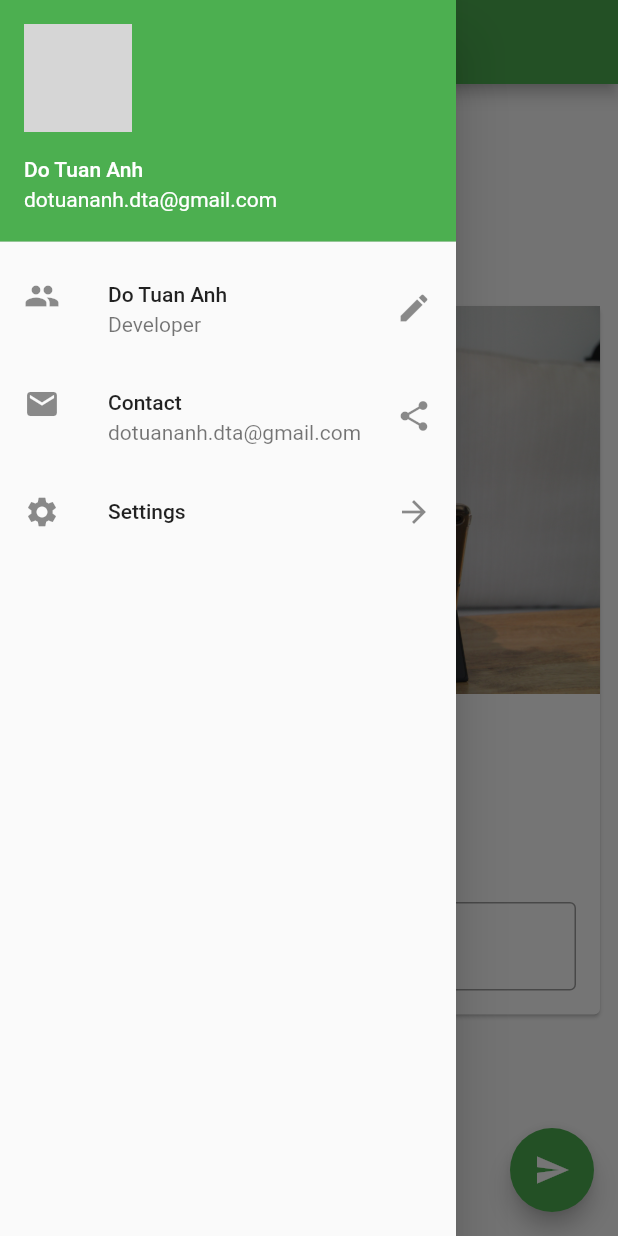
After one commit to anhtuan23/fluter_awesome_app, a Flutter app: the screen it shows after launch, with the side drawer open, on a phone screen of 412 x 824 dp. The commit adds this screen. Run offline on Flutter 3.47's test engine with Material 2 defaults, Android fonts, the phone set to English and light mode, and no system bars; network calls fail; grey boxes are pictures that could not be loaded.

Commit message:
chapter5 completed

```diff
--- a/lib/main.dart
+++ b/lib/main.dart
@@ -1,114 +1,21 @@
+import 'package:awesome_app/pages/home_page.dart';
 import 'package:flutter/material.dart';
 
 void main() {
-  runApp(MaterialApp(
-    home: HomePage(),
-    theme: ThemeData(primarySwatch: Colors.green),
-  ));
+  runApp(MyApp());
 }
 
-class HomePage extends StatefulWidget {
-  @override
-  _HomePageState createState() => _HomePageState();
-}
-
-class _HomePageState extends State<HomePage> {
-  var myText = 'My name';
-  TextEditingController _textEditingController = TextEditingController();
-
-  @override
-  void initState() {
-    super.initState();
-  }
-
-  @override
-  void dispose() {
-    super.dispose();
-  }
+class MyApp extends StatelessWidget {
+  const MyApp({
+    Key key,
+  }) : super(key: key);
 
   @override
   Widget build(BuildContext context) {
-    return Scaffold(
-      appBar: AppBar(
-        title: Text("Awesome App"),
-      ),
-      drawer: Drawer(
-        child: ListView(
-          padding: const EdgeInsets.all(0),
-          children: <Widget>[
-            UserAccountsDrawerHeader(
-              accountName: Text('Do Tuan Anh'),
-              accountEmail: Text('dotuananh.dta@gmail.com'),
-              currentAccountPicture: CircleAvatar(
-                backgroundImage: NetworkImage(
-                    "https://images.unsplash.com/photo-1587613755309-e8293efe70f3?ixlib=rb-1.2.1&ixid=eyJhcHBfaWQiOjEyMDd9&auto=format&fit=crop&w=675&q=80"),
-              ),
-            ),
-            ListTile(
-              leading: Icon(Icons.people),
-              title: Text('Do Tuan Anh'),
-              subtitle: Text('Developer'),
-              trailing: Icon(Icons.edit),
-            ),
-            ListTile(
-              leading: Icon(Icons.email),
-              title: Text('Contact'),
-              subtitle: Text('dotuananh.dta@gmail.com'),
-              trailing: Icon(Icons.share),
-            ),
-            ListTile(
-              leading: Icon(Icons.settings),
-              title: Text('Settings'),
-              trailing: Icon(Icons.arrow_forward),
-            )
-          ],
-        ),
-      ),
-      body: Center(
-        child: Padding(
-          padding: const EdgeInsets.all(8.0),
-          child: SingleChildScrollView(
-            child: Card(
-              child: Column(
-                children: <Widget>[
-                  Image.asset(
-                    'assets/bg.jpg',
-                  ),
-                  SizedBox(
-                    height: 50,
-                  ),
-                  Text(
-                    myText,
-                    style: TextStyle(
-                      fontSize: 20,
-                      fontWeight: FontWeight.bold,
-                    ),
-                  ),
-                  SizedBox(
-                    height: 50,
-                  ),
-                  Padding(
-                    padding: const EdgeInsets.all(16.0),
-                    child: TextField(
-                      controller: _textEditingController,
-                      decoration: InputDecoration(
-                          border: OutlineInputBorder(),
-                          hintText: "Enter your name",
-                          labelText: "Name"),
-                    ),
-                  )
-                ],
-              ),
-            ),
-          ),
-        ),
-      ),
-      floatingActionButton: FloatingActionButton(
-        onPressed: () {
-          myText = _textEditingController.text;
-          setState(() {});
-        },
-        child: Icon(Icons.send),
+    return MaterialApp(
+      home: HomePage(),
+      theme: ThemeData(
+        primarySwatch: Colors.green,
       ),
     );
   }
--- /dev/null
+++ b/lib/my_card.dart
@@ -0,0 +1,49 @@
+import 'package:flutter/material.dart';
+
+class MyCard extends StatelessWidget {
+  const MyCard({
+    Key key,
+    @required this.myText,
+    @required TextEditingController textEditingController,
+  })  : _textEditingController = textEditingController,
+        super(key: key);
+
+  final String myText;
+  final TextEditingController _textEditingController;
+
+  @override
+  Widget build(BuildContext context) {
+    return Card(
+      child: Column(
+        children: <Widget>[
+          Image.asset(
+            'assets/bg.jpg',
+          ),
+          SizedBox(
+            height: 50,
+          ),
+          Text(
+            myText,
+            style: TextStyle(
+              fontSize: 20,
+              fontWeight: FontWeight.bold,
+            ),
+          ),
+          SizedBox(
+            height: 50,
+          ),
+          Padding(
+            padding: const EdgeInsets.all(16.0),
+            child: TextField(
+              controller: _textEditingController,
+              decoration: InputDecoration(
+                  border: OutlineInputBorder(),
+                  hintText: "Enter your name",
+                  labelText: "Name"),
+            ),
+          )
+        ],
+      ),
+    );
+  }
+}
--- /dev/null
+++ b/lib/my_drawer.dart
@@ -0,0 +1,43 @@
+import 'package:flutter/material.dart';
+
+class MyDrawer extends StatelessWidget {
+  const MyDrawer({
+    Key key,
+  }) : super(key: key);
+
+  @override
+  Widget build(BuildContext context) {
+    return Drawer(
+      child: ListView(
+        padding: const EdgeInsets.all(0),
+        children: <Widget>[
+          UserAccountsDrawerHeader(
+            accountName: Text('Do Tuan Anh'),
+            accountEmail: Text('dotuananh.dta@gmail.com'),
+            currentAccountPicture: CircleAvatar(
+              backgroundImage: NetworkImage(
+                  "https://images.unsplash.com/photo-1587613755309-e8293efe70f3?ixlib=rb-1.2.1&ixid=eyJhcHBfaWQiOjEyMDd9&auto=format&fit=crop&w=675&q=80"),
+            ),
+          ),
+          ListTile(
+            leading: Icon(Icons.people),
+            title: Text('Do Tuan Anh'),
+            subtitle: Text('Developer'),
+            trailing: Icon(Icons.edit),
+          ),
+          ListTile(
+            leading: Icon(Icons.email),
+            title: Text('Contact'),
+            subtitle: Text('dotuananh.dta@gmail.com'),
+            trailing: Icon(Icons.share),
+          ),
+          ListTile(
+            leading: Icon(Icons.settings),
+            title: Text('Settings'),
+            trailing: Icon(Icons.arrow_forward),
+          )
+        ],
+      ),
+    );
+  }
+}
--- /dev/null
+++ b/lib/pages/home_page.dart
@@ -0,0 +1,91 @@
+import 'package:awesome_app/main.dart';
+import 'package:awesome_app/my_drawer.dart';
+import 'package:flutter/material.dart';
+
+import '../my_card.dart';
+
+
+class HomePage extends StatefulWidget {
+  @override
+  _HomePageState createState() => _HomePageState();
+}
+
+class _HomePageState extends State<HomePage> {
+  var myText = 'My name';
+  TextEditingController _textEditingController = TextEditingController();
+
+  @override
+  void initState() {
+    super.initState();
+  }
+
+  @override
+  void dispose() {
+    super.dispose();
+  }
+
+  @override
+  Widget build(BuildContext context) {
+    return Scaffold(
+      appBar: AppBar(
+        title: Text("Awesome App"),
+      ),
+      drawer: MyDrawer(),
+      body: Center(
+        child: Padding(
+          padding: const EdgeInsets.all(8.0),
+          child: SingleChildScrollView(
+            child: MyCard(myText: myText, textEditingController: _textEditingController),
+          ),
+        ),
+      ),
+      floatingActionButton: FloatingActionButton(
+        onPressed: () {
+          myText = _textEditingController.text;
+          setState(() {});
+        },
+        child: Icon(Icons.send),
+      ),
+    );
+  }
+}
+class HomePageState extends State<HomePage> {
+  var myText = 'My name';
+  TextEditingController _textEditingController = TextEditingController();
+
+  @override
+  void initState() {
+    super.initState();
+  }
+
+  @override
+  void dispose() {
+    super.dispose();
+  }
+
+  @override
+  Widget build(BuildContext context) {
+    return Scaffold(
+      appBar: AppBar(
+        title: Text("Awesome App"),
+      ),
+      drawer: MyDrawer(),
+      body: Center(
+        child: Padding(
+          padding: const EdgeInsets.all(8.0),
+          child: SingleChildScrollView(
+            child: MyCard(
+                myText: myText, textEditingController: _textEditingController),
+          ),
+        ),
+      ),
+      floatingActionButton: FloatingActionButton(
+        onPressed: () {
+          myText = _textEditingController.text;
+          setState(() {});
+        },
+        child: Icon(Icons.send),
+      ),
+    );
+  }
+}
```
Also changed, not shown: 1 other file.
